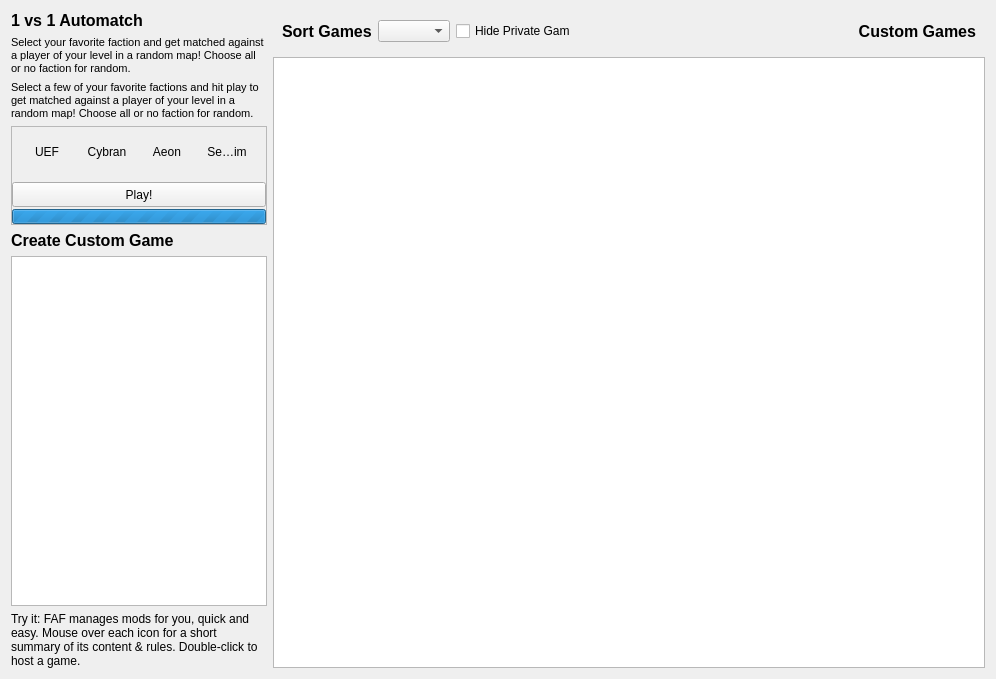
GrotheFAF/client, file res/games/games.ui: the form before one commit.
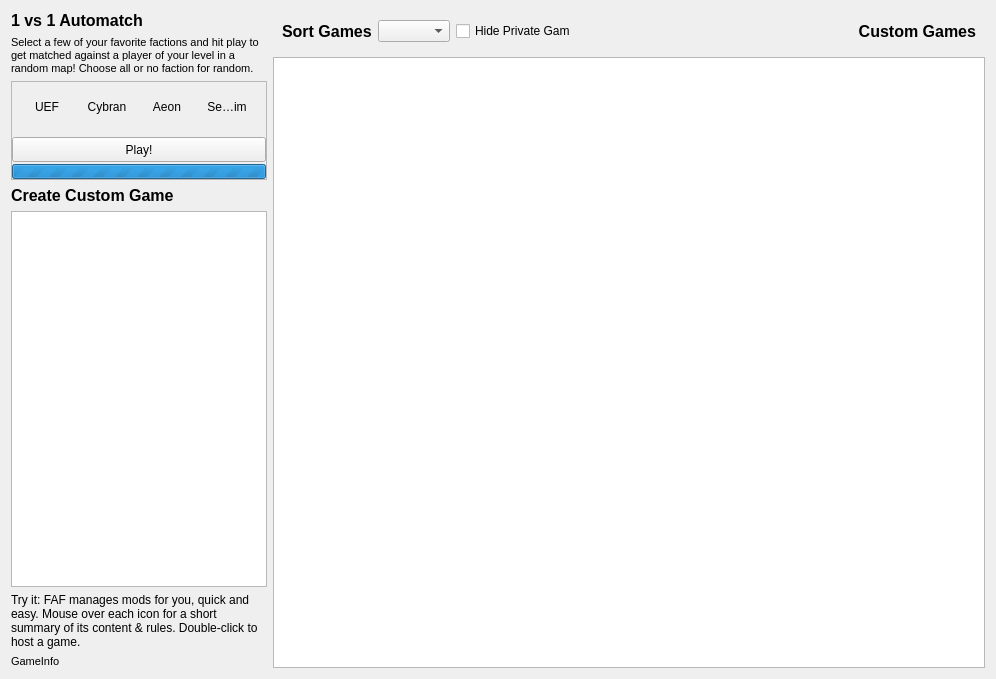
The form after the commit.

Commit message:
show Tooltip in label for a selected hosted game
add function to signal itemSelectionChanged
reuse old rakedHint label for GameInfo label

+ ignore older than 12 hour games from server in gameList
+ rename a alignment to align in generate_player_html in replayitem

Diff of the .ui file:
```diff
--- a/res/games/games.ui
+++ b/res/games/games.ui
@@ -70,7 +70,11 @@
          <bool>true</bool>
         </property>
         <property name="text">
-         <string>&lt;!DOCTYPE HTML PUBLIC &quot;-//W3C//DTD HTML 4.0//EN&quot; &quot;http://www.w3.org/TR/REC-html40/strict.dtd&quot;&gt;&lt;html&gt;&lt;head&gt;&lt;meta name=&quot;qrichtext&quot; content=&quot;1&quot; /&gt;&lt;style type=&quot;text/css&quot;&gt;p, li { white-space: pre-wrap; }&lt;/style&gt;&lt;/head&gt;&lt;body style=&quot; font-family:'MS Shell Dlg 2'; font-size:8.25pt; font-weight:400; font-style:normal;&quot;&gt;&lt;p style=&quot; margin-top:12px; margin-bottom:12px; margin-left:0px; margin-right:0px; -qt-block-indent:0; text-indent:0px;&quot;&gt;Select your favorite faction and get matched against a player of your level in a random map! Choose all or no faction for random.&lt;/p&gt;&lt;/body&gt;&lt;/html&gt;</string>
+         <string>&lt;!DOCTYPE HTML PUBLIC &quot;-//W3C//DTD HTML 4.0//EN&quot; &quot;http://www.w3.org/TR/REC-html40/strict.dtd&quot;&gt;
+&lt;html&gt;&lt;head&gt;&lt;meta name=&quot;qrichtext&quot; content=&quot;1&quot; /&gt;&lt;style type=&quot;text/css&quot;&gt;
+p, li { white-space: pre-wrap; }
+&lt;/style&gt;&lt;/head&gt;&lt;body style=&quot; font-family:'MS Shell Dlg 2'; font-size:8pt; font-weight:400; font-style:normal;&quot;&gt;
+&lt;p style=&quot; margin-top:0px; margin-bottom:0px; margin-left:0px; margin-right:0px; -qt-block-indent:0; text-indent:0px;&quot;&gt;Select a few of your favorite factions and hit play to get matched against a player of your level in a random map! Choose all or no faction for random.&lt;/p&gt;&lt;/body&gt;&lt;/html&gt;</string>
         </property>
         <property name="alignment">
          <set>Qt::AlignLeading|Qt::AlignLeft|Qt::AlignVCenter</set>
@@ -80,19 +84,6 @@
         </property>
        </widget>
       </item>
-      <item>
-       <widget class="QLabel" name="labelSubsetRankedHint">
-        <property name="mouseTracking">
-         <bool>true</bool>
-        </property>
-        <property name="text">
-         <string>&lt;!DOCTYPE HTML PUBLIC &quot;-//W3C//DTD HTML 4.0//EN&quot; &quot;http://www.w3.org/TR/REC-html40/strict.dtd&quot;&gt;&lt;html&gt;&lt;head&gt;&lt;meta name=&quot;qrichtext&quot; content=&quot;1&quot; /&gt;&lt;style type=&quot;text/css&quot;&gt;p, li { white-space: pre-wrap; }&lt;/style&gt;&lt;/head&gt;&lt;body style=&quot; font-family:'MS Shell Dlg 2'; font-size:8.25pt; font-weight:400; font-style:normal;&quot;&gt;&lt;p style=&quot; margin-top:12px; margin-bottom:12px; margin-left:0px; margin-right:0px; -qt-block-indent:0; text-indent:0px;&quot;&gt;Select a few of your favorite factions and hit play to get matched against a player of your level in a random map! Choose all or no faction for random.&lt;/p&gt;&lt;/body&gt;&lt;/html&gt;</string>
-        </property>
-        <property name="wordWrap">
-         <bool>true</bool>
-        </property>
-       </widget>
-      </item>
       <item>
        <widget class="QFrame" name="rankedFrame">
         <property name="sizePolicy">
@@ -502,6 +493,35 @@
         </property>
        </widget>
       </item>
+      <item>
+       <widget class="QLabel" name="labelGameInfo">
+        <property name="maximumSize">
+         <size>
+          <width>256</width>
+          <height>16777215</height>
+         </size>
+        </property>
+        <property name="mouseTracking">
+         <bool>true</bool>
+        </property>
+        <property name="text">
+         <string>&lt;!DOCTYPE HTML PUBLIC &quot;-//W3C//DTD HTML 4.0//EN&quot; &quot;http://www.w3.org/TR/REC-html40/strict.dtd&quot;&gt;
+&lt;html&gt;&lt;head&gt;&lt;meta name=&quot;qrichtext&quot; content=&quot;1&quot; /&gt;&lt;style type=&quot;text/css&quot;&gt;
+p, li { white-space: pre-wrap; }
+&lt;/style&gt;&lt;/head&gt;&lt;body style=&quot; font-family:'MS Shell Dlg 2'; font-size:8pt; font-weight:400; font-style:normal;&quot;&gt;
+&lt;p style=&quot; margin-top:0px; margin-bottom:0px; margin-left:0px; margin-right:0px; -qt-block-indent:0; text-indent:0px;&quot;&gt;GameInfo&lt;/p&gt;&lt;/body&gt;&lt;/html&gt;</string>
+        </property>
+        <property name="wordWrap">
+         <bool>true</bool>
+        </property>
+        <property name="margin">
+         <number>0</number>
+        </property>
+        <property name="indent">
+         <number>-1</number>
+        </property>
+       </widget>
+      </item>
      </layout>
     </widget>
    </item>
```
The commit also changes 3 other files.
